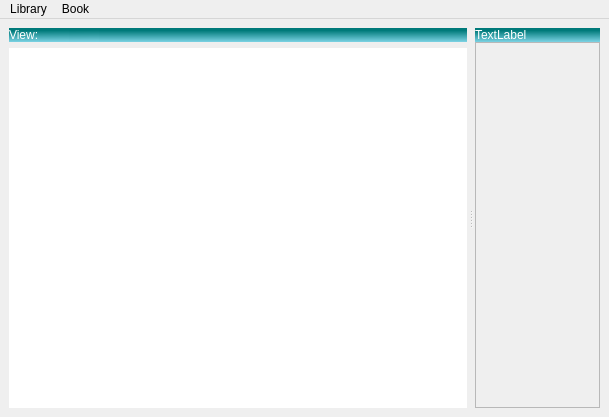
Before: the Qt Designer form src/main.ui in chrmorais/aranduka, drawn with Qt 5.
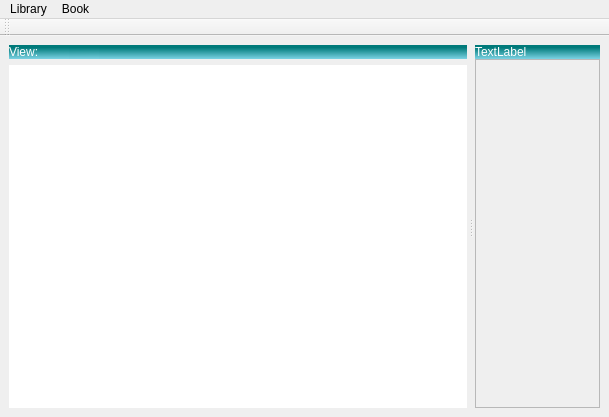
After: the same form once the commit is applied. Icons and pictures are not drawn.

Commit message: Beginnings of the searchBar

Diff of the .ui file:
```diff
--- a/src/main.ui
+++ b/src/main.ui
@@ -245,7 +245,7 @@
                  <x>0</x>
                  <y>0</y>
                  <width>142</width>
-                 <height>341</height>
+                 <height>333</height>
                 </rect>
                </property>
               </widget>
@@ -297,6 +297,26 @@
    <addaction name="menuLibrary"/>
    <addaction name="menuBook"/>
   </widget>
+  <widget class="QToolBar" name="searchBar">
+   <property name="windowTitle">
+    <string>toolBar</string>
+   </property>
+   <property name="movable">
+    <bool>true</bool>
+   </property>
+   <property name="allowedAreas">
+    <set>Qt::BottomToolBarArea</set>
+   </property>
+   <property name="floatable">
+    <bool>false</bool>
+   </property>
+   <attribute name="toolBarArea">
+    <enum>TopToolBarArea</enum>
+   </attribute>
+   <attribute name="toolBarBreak">
+    <bool>false</bool>
+   </attribute>
+  </widget>
   <action name="actionImport_Files">
    <property name="text">
     <string>Import Folder</string>
```
The commit also changes 1 other file.
